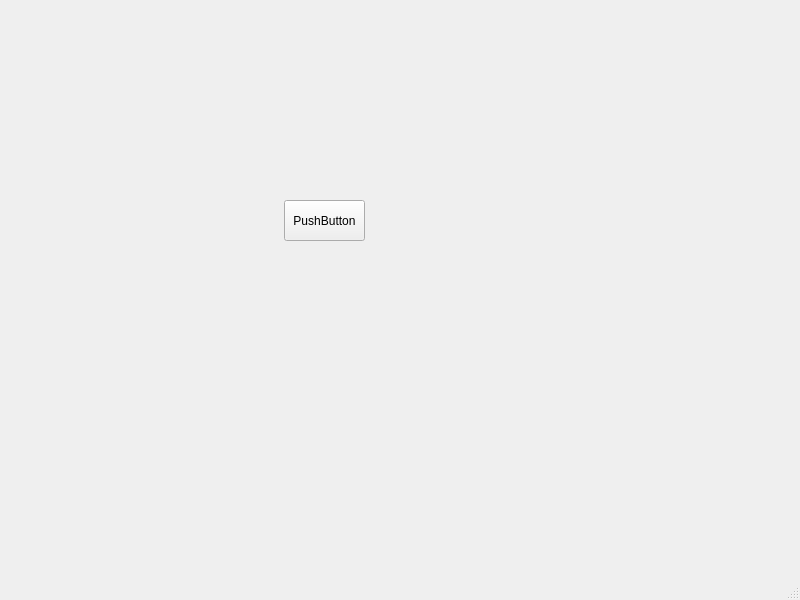
This is src/views/mainwindow.ui in yanyinbo-02/OderingSystem as Qt 5 draws it before an edit. The edited form follows.
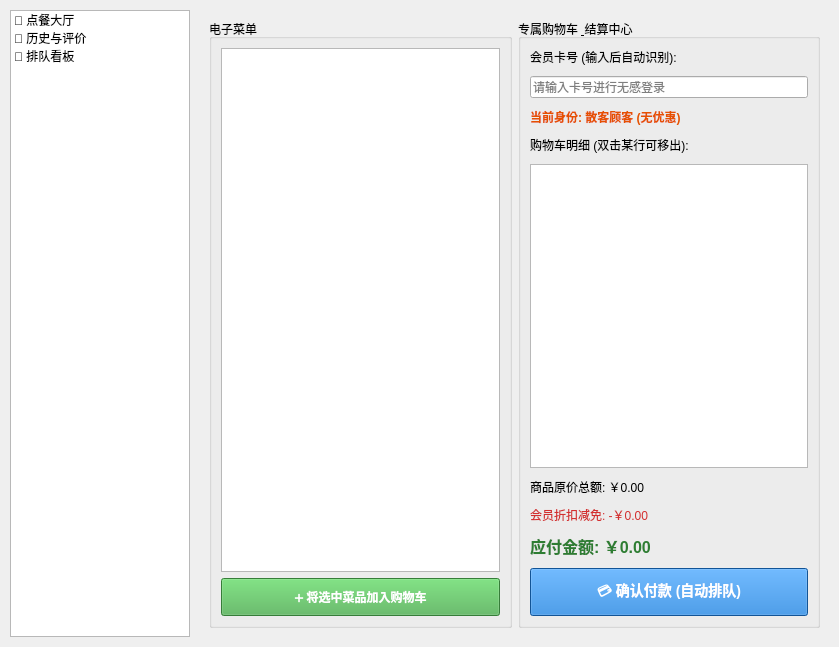
This is the edited form.

Commit message: 更新主窗口UI，调整尺寸和标题，添加侧边导航及多个功能模块

What changed in the file:
```diff
--- a/src/views/mainwindow.ui
+++ b/src/views/mainwindow.ui
@@ -6,39 +6,284 @@
    <rect>
     <x>0</x>
     <y>0</y>
-    <width>800</width>
-    <height>600</height>
+    <width>839</width>
+    <height>647</height>
    </rect>
   </property>
   <property name="windowTitle">
    <string>MainWindow</string>
   </property>
   <widget class="QWidget" name="centralwidget">
-   <widget class="QPushButton" name="pushButton">
-    <property name="geometry">
-     <rect>
-      <x>284</x>
-      <y>200</y>
-      <width>81</width>
-      <height>41</height>
-     </rect>
+   <layout class="QHBoxLayout" name="mainLayout">
+    <property name="spacing">
+     <number>10</number>
     </property>
-    <property name="text">
-     <string>PushButton</string>
+    <property name="leftMargin">
+     <number>10</number>
     </property>
-   </widget>
+    <property name="topMargin">
+     <number>10</number>
+    </property>
+    <property name="rightMargin">
+     <number>10</number>
+    </property>
+    <property name="bottomMargin">
+     <number>10</number>
+    </property>
+    <item>
+     <widget class="QListWidget" name="sidebarNav">
+      <property name="maximumSize">
+       <size>
+        <width>180</width>
+        <height>16777215</height>
+       </size>
+      </property>
+      <item>
+       <property name="text">
+        <string>🛒 点餐大厅</string>
+       </property>
+      </item>
+      <item>
+       <property name="text">
+        <string>📜 历史与评价</string>
+       </property>
+      </item>
+      <item>
+       <property name="text">
+        <string>👥 排队看板</string>
+       </property>
+      </item>
+     </widget>
+    </item>
+    <item>
+     <widget class="QStackedWidget" name="stackedWidget">
+      <widget class="QWidget" name="pageMenu">
+       <layout class="QHBoxLayout" name="menuPageLayout">
+        <item>
+         <widget class="QGroupBox" name="groupMenuTable">
+          <property name="title">
+           <string>电子菜单</string>
+          </property>
+          <layout class="QVBoxLayout" name="menuTableLayout">
+           <item>
+            <widget class="QTableWidget" name="tableWidgetMenu"/>
+           </item>
+           <item>
+            <widget class="QPushButton" name="btnAddToCart">
+             <property name="styleSheet">
+              <string>background-color: #4CAF50; color: white; font-weight: bold; height: 30px;</string>
+             </property>
+             <property name="text">
+              <string>➕ 将选中菜品加入购物车</string>
+             </property>
+            </widget>
+           </item>
+          </layout>
+         </widget>
+        </item>
+        <item>
+         <widget class="QGroupBox" name="groupBilling">
+          <property name="title">
+           <string>专属购物车 &amp; 结算中心</string>
+          </property>
+          <layout class="QVBoxLayout" name="billingLayout">
+           <property name="spacing">
+            <number>10</number>
+           </property>
+           <item>
+            <widget class="QLabel" name="labelMemberIdPrompt">
+             <property name="text">
+              <string>会员卡号 (输入后自动识别):</string>
+             </property>
+            </widget>
+           </item>
+           <item>
+            <widget class="QLineEdit" name="lineEditMemberId">
+             <property name="placeholderText">
+              <string>请输入卡号进行无感登录</string>
+             </property>
+            </widget>
+           </item>
+           <item>
+            <widget class="QLabel" name="lblMemberLevel">
+             <property name="styleSheet">
+              <string>color: #E65100; font-weight: bold;</string>
+             </property>
+             <property name="text">
+              <string>当前身份: 散客顾客 (无优惠)</string>
+             </property>
+            </widget>
+           </item>
+           <item>
+            <widget class="QLabel" name="labelCartPrompt">
+             <property name="text">
+              <string>购物车明细 (双击某行可移出):</string>
+             </property>
+            </widget>
+           </item>
+           <item>
+            <widget class="QTableWidget" name="tableWidgetCart"/>
+           </item>
+           <item>
+            <widget class="QLabel" name="lblOriginalPrice">
+             <property name="text">
+              <string>商品原价总额: ￥0.00</string>
+             </property>
+            </widget>
+           </item>
+           <item>
+            <widget class="QLabel" name="lblDiscountPrice">
+             <property name="styleSheet">
+              <string>color: #D32F2F;</string>
+             </property>
+             <property name="text">
+              <string>会员折扣减免: -￥0.00</string>
+             </property>
+            </widget>
+           </item>
+           <item>
+            <widget class="QLabel" name="lblFinalPrice">
+             <property name="styleSheet">
+              <string>font-weight: bold; font-size: 16px; color: #2E7D32;</string>
+             </property>
+             <property name="text">
+              <string>应付金额: ￥0.00</string>
+             </property>
+            </widget>
+           </item>
+           <item>
+            <widget class="QPushButton" name="btnSubmitOrder">
+             <property name="styleSheet">
+              <string>background-color: #1976D2; color: white; font-weight: bold; height: 40px; font-size: 14px;</string>
+             </property>
+             <property name="text">
+              <string>💳 确认付款 (自动排队)</string>
+             </property>
+            </widget>
+           </item>
+          </layout>
+         </widget>
+        </item>
+       </layout>
+      </widget>
+      <widget class="QWidget" name="pageHistory">
+       <layout class="QHBoxLayout" name="historyPageLayout">
+        <item>
+         <widget class="QSplitter" name="historySplitter">
+          <property name="orientation">
+           <enum>Qt::Horizontal</enum>
+          </property>
+          <widget class="QGroupBox" name="groupHistory">
+           <property name="title">
+            <string>点餐记忆 (历史消费)</string>
+           </property>
+           <layout class="QVBoxLayout" name="historyLayout">
+            <item>
+             <widget class="QListWidget" name="listWidgetHistory"/>
+            </item>
+            <item>
+             <widget class="QPushButton" name="copyHistoryOrder">
+              <property name="text">
+               <string>🔄 复制该订单再来一单</string>
+              </property>
+             </widget>
+            </item>
+           </layout>
+          </widget>
+          <widget class="QGroupBox" name="groupComments">
+           <property name="title">
+            <string>菜品评价看板</string>
+           </property>
+           <layout class="QVBoxLayout" name="commentsLayout">
+            <item>
+             <widget class="QComboBox" name="comboCommentSort"/>
+            </item>
+            <item>
+             <widget class="QListWidget" name="listWidgetComments"/>
+            </item>
+           </layout>
+          </widget>
+         </widget>
+        </item>
+       </layout>
+      </widget>
+      <widget class="QWidget" name="pageQueue">
+       <layout class="QVBoxLayout" name="queuePageLayout">
+        <item>
+         <layout class="QHBoxLayout" name="queueTopLayout">
+          <item>
+           <widget class="QLabel" name="lblQueueCount">
+            <property name="styleSheet">
+             <string>font-size: 14px; font-weight: bold;</string>
+            </property>
+            <property name="text">
+             <string>当前排队总数: 0 人</string>
+            </property>
+           </widget>
+          </item>
+          <item>
+           <spacer name="spacerQueueTop">
+            <property name="orientation">
+             <enum>Qt::Horizontal</enum>
+            </property>
+            <property name="sizeHint" stdset="0">
+             <size>
+              <width>40</width>
+              <height>20</height>
+             </size>
+            </property>
+           </spacer>
+          </item>
+          <item>
+           <widget class="QPushButton" name="btnRefreshQueue">
+            <property name="text">
+             <string>🔄 刷新排队进度</string>
+            </property>
+           </widget>
+          </item>
+         </layout>
+        </item>
+        <item>
+         <widget class="QTabWidget" name="tabWidgetQueueType">
+          <widget class="QWidget" name="tabReserve">
+           <attribute name="title">
+            <string>预约排队进程</string>
+           </attribute>
+          </widget>
+          <widget class="QWidget" name="tabPickup">
+           <attribute name="title">
+            <string>现场取餐进程</string>
+           </attribute>
+          </widget>
+         </widget>
+        </item>
+        <item>
+         <widget class="QTableWidget" name="tableWidgetQueue"/>
+        </item>
+        <item>
+         <layout class="QHBoxLayout" name="queueBottomLayout">
+          <item>
+           <widget class="QPushButton" name="btnJoinQueue">
+            <property name="text">
+             <string>➕ 申请排队入队</string>
+            </property>
+           </widget>
+          </item>
+          <item>
+           <widget class="QPushButton" name="btnCallNext">
+            <property name="text">
+             <string>🔔 商家叫号出队</string>
+            </property>
+           </widget>
+          </item>
+         </layout>
+        </item>
+       </layout>
+      </widget>
+     </widget>
+    </item>
+   </layout>
   </widget>
-  <widget class="QMenuBar" name="menubar">
-   <property name="geometry">
-    <rect>
-     <x>0</x>
-     <y>0</y>
-     <width>800</width>
-     <height>22</height>
-    </rect>
-   </property>
-  </widget>
-  <widget class="QStatusBar" name="statusbar"/>
  </widget>
  <resources/>
  <connections/>
```
Left out of the diff: 2 changed lines with no effect on the pictures.
